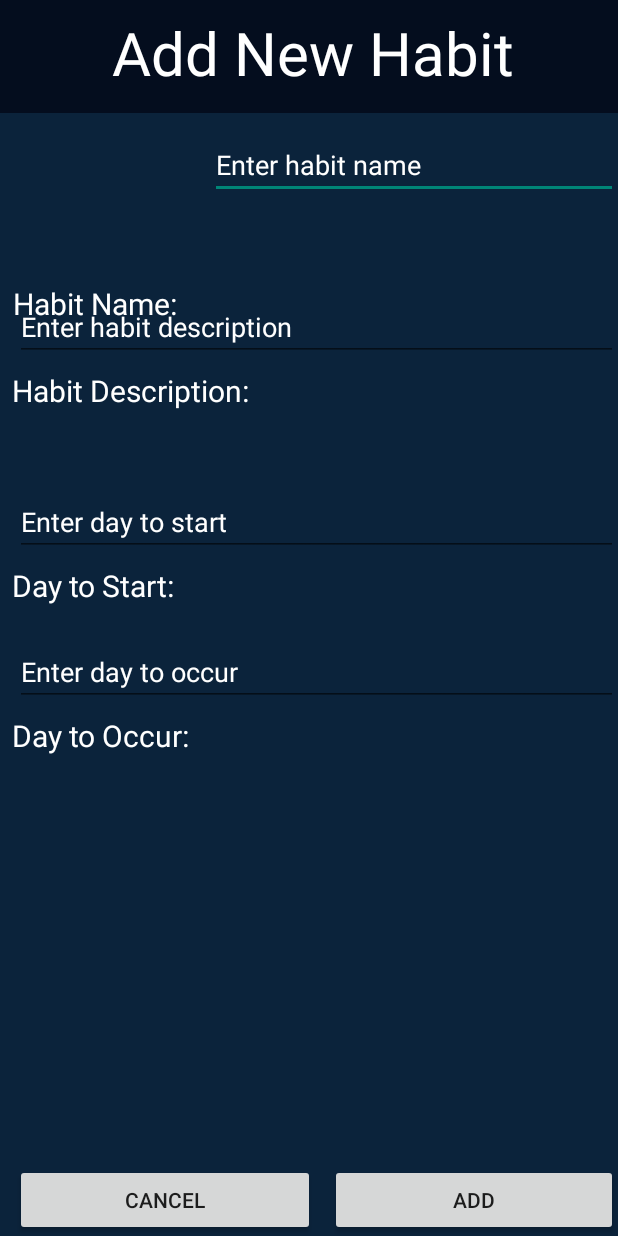
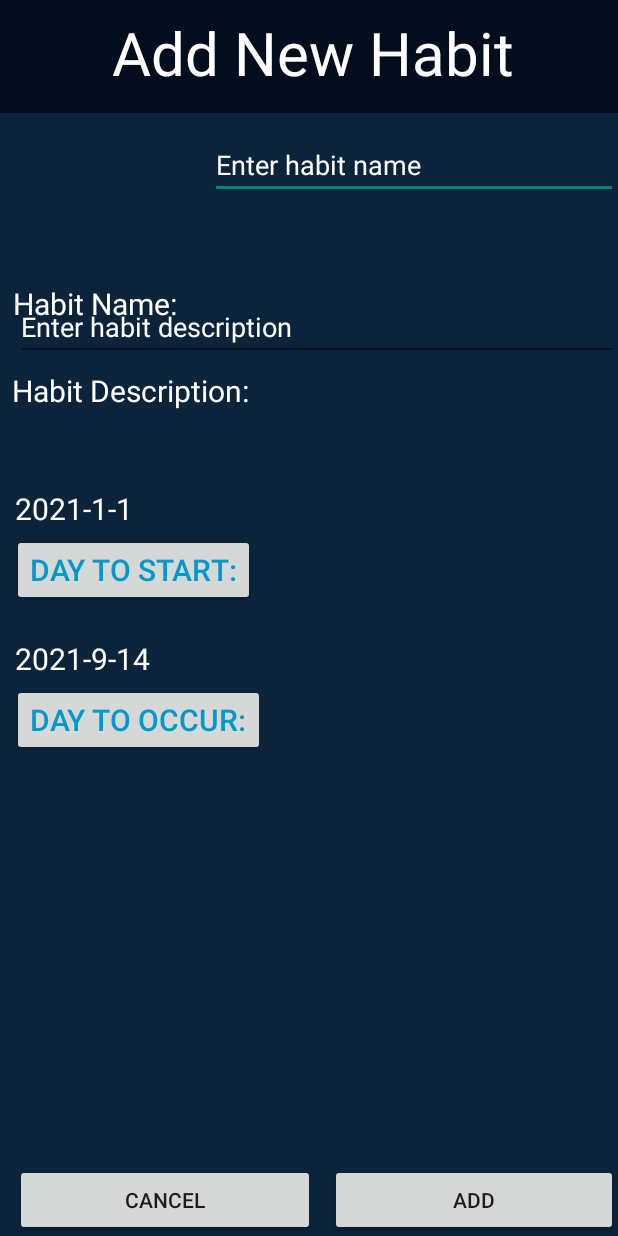
Before and after one commit to CMPUT301F21T24/Habot, an Android app: the layout addnewhabit.xml on its own in the app's theme, with its tools: preview values and no code run, on a phone screen of 412 x 824 dp. Run offline under Robolectric (Android 15) with nearby library versions, the phone set to English and light mode, and no system bars.

Commit message:
update kli 12:58 AM

```diff
--- a/Habot/app/build.gradle
+++ b/Habot/app/build.gradle
@@ -36,6 +36,7 @@ dependencies {
     implementation 'androidx.appcompat:appcompat:1.3.1'
     implementation 'com.google.android.material:material:1.4.0'
     implementation 'androidx.constraintlayout:constraintlayout:2.1.1'
+    implementation 'com.google.android.gms:play-services-maps:18.0.0'
     testImplementation 'junit:junit:4.+'
     androidTestImplementation 'androidx.test.ext:junit:1.1.3'
     androidTestImplementation 'androidx.test.espresso:espresso-core:3.4.0'
--- a/Habot/app/src/main/res/layout/addnewhabit.xml
+++ b/Habot/app/src/main/res/layout/addnewhabit.xml
@@ -60,7 +60,8 @@
             android:layout_marginLeft="140dp"
             android:layout_marginTop="12dp"
             android:hint="Enter habit name"
-            android:textColorHint="#fff" />
+            android:textColorHint="#fff"
+            android:textColor="@color/white"/>
 
         <TextView
             android:id="@+id/habit_description_text"
@@ -81,9 +82,10 @@
             android:layout_marginLeft="10dp"
             android:layout_marginTop="120dp"
             android:hint="Enter habit description"
-            android:textColorHint="#fff" />
+            android:textColorHint="#fff"
+            android:textColor="@color/white"/>
 
-        <TextView
+        <Button
             android:id="@+id/habit_startDate_text"
             android:layout_width="wrap_content"
             android:layout_height="wrap_content"
@@ -91,20 +93,21 @@
             android:layout_marginLeft="8dp"
             android:layout_marginBottom="420dp"
             android:text="Day to Start:"
-            android:textColor="#fff"
+            android:textColor="@android:color/holo_blue_dark"
             android:textSize="20sp" />
 
-        <EditText
+        <TextView
             android:id="@+id/input_habit_startDate"
             android:layout_width="match_parent"
             android:layout_height="wrap_content"
             android:layout_alignParentTop="true"
             android:layout_marginLeft="10dp"
             android:layout_marginTop="250dp"
-            android:hint="Enter day to start"
-            android:textColorHint="#fff" />
+            android:text="2021-1-1"
+            android:textColor="#fff"
+            android:textSize="20sp"/>
 
-        <TextView
+        <Button
             android:id="@+id/habit_occurDate_text"
             android:layout_width="wrap_content"
             android:layout_height="wrap_content"
@@ -112,18 +115,19 @@
             android:layout_marginLeft="8dp"
             android:layout_marginBottom="320dp"
             android:text="Day to Occur:"
-            android:textColor="#fff"
+            android:textColor="@android:color/holo_blue_dark"
             android:textSize="20sp" />
 
-        <EditText
+        <TextView
             android:id="@+id/input_habit_occurDate"
             android:layout_width="match_parent"
             android:layout_height="wrap_content"
             android:layout_alignParentTop="true"
             android:layout_marginLeft="10dp"
             android:layout_marginTop="350dp"
-            android:hint="Enter day to occur"
-            android:textColorHint="#fff" />
+            android:text="2021-9-14"
+            android:textColor="#fff"
+            android:textSize="20sp"/>
 
 
         <Button
```
Also changed, not shown: Habot/app/src/main/AndroidManifest.xml (+8 -0 lines), Habot/app/src/main/java/com/example/habot/AddNewHabitActivity.java (+63 -1 lines), Habot/app/src/main/java/com/example/habot/CalendarActivity.java (added, +51 -0 lines), Habot/app/src/main/java/com/example/habot/CalendarDateOccurActivity.java (added, +51 -0 lines), Habot/app/src/main/res/layout/calendar_layout.xml (added, +12 -0 lines).
